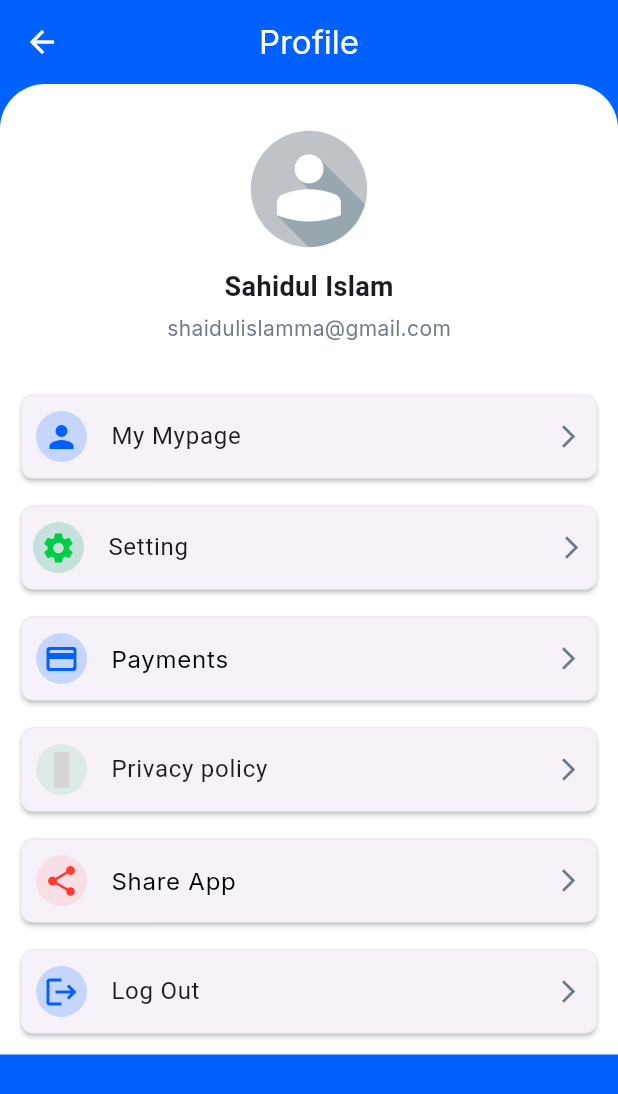
After one commit to yunazz2/DreamAir_Flutter, a Flutter app: the Mypage screen opened directly, on a phone screen of 412 x 824 dp. The commit adds this screen. Shown: the top 1094 px of the screen. Run offline on Flutter 3.47's test engine with Material 3 defaults, Android fonts, the phone set to English and light mode, and no system bars; our stand-ins replace community_material_icon, country_code_picker, flutter_credit_card, flutter_feather_icons, flutter_iconly, font_awesome_flutter and 7 more; missing offline and left inert: flag; Roboto replaces fonts that are missing (Display); statements that could not run were skipped; grey boxes are pictures that could not be loaded.

Commit message:
⛄ 마이 페이지 추가

```diff
--- a/dreamair_flutter/lib/screen/home/home.dart
+++ b/dreamair_flutter/lib/screen/home/home.dart
@@ -1,5 +1,6 @@
 import 'package:flight_booking/screen/History_Screen/history_screen.dart';
 import 'package:flight_booking/screen/board/board_screen.dart';
+import 'package:flight_booking/screen/profile/mypage_screen.dart';
 import 'package:flight_booking/screen/search/schedule_screen.dart';
 import 'package:flight_booking/screen/widgets/constant.dart';
 import 'package:flutter/material.dart';
@@ -24,7 +25,7 @@ class _HomeState extends State<Home> {
     History(), // 체크인 -> 변경해야함
     ScheduleScreen(), //  출도착 조회
     BoardScreen(), // 게시판
-    // Profile(),
+    Mypage(),  // 마이페이지
   ];
 
   @override
@@ -65,6 +66,10 @@ class _HomeState extends State<Home> {
               icon: Icon(Icons.description),
               label: '게시판'
             ),
+            BottomNavigationBarItem(
+              icon: Icon(Icons.person),
+              label: '마이페이지'
+            ),
           ],
           onTap: (int index) {
             setState(() => _currentPage = index);
--- /dev/null
+++ b/dreamair_flutter/lib/screen/profile/mypage_screen.dart
@@ -0,0 +1,284 @@
+import 'package:community_material_icon/community_material_icon.dart';
+import 'package:flight_booking/screen/profile/Privacy_Policy/privicy_policy.dart';
+import 'package:flight_booking/screen/profile/my_profile/my_profile.dart';
+import 'package:flight_booking/screen/profile/payments/paymetns.dart';
+import 'package:flight_booking/screen/profile/setting/setting.dart';
+import 'package:flutter/material.dart';
+import 'package:flight_booking/generated/l10n.dart' as lang;
+import 'package:nb_utils/nb_utils.dart';
+
+import '../Authentication/welcome_screen.dart';
+import '../widgets/constant.dart';
+
+class Mypage extends StatefulWidget {
+  const Mypage({Key? key}) : super(key: key);
+
+  @override
+  State<Mypage> createState() => _MypageState();
+}
+
+class _MypageState extends State<Mypage> {
+  @override
+  Widget build(BuildContext context) {
+    return Scaffold(
+      backgroundColor: kPrimaryColor,
+      appBar: AppBar(
+        elevation: 0.0,
+        backgroundColor: Colors.transparent,
+        iconTheme: const IconThemeData(color: kWhite),
+        title: Text(
+          lang.S.of(context).profileTitle,
+          style: kTextStyle.copyWith(
+            color: kWhite,
+          ),
+        ),
+        centerTitle: true,
+      ),
+      body: SingleChildScrollView(
+        physics: const BouncingScrollPhysics(),
+        child: Container(
+          padding: const EdgeInsets.all(10.0),
+          width: double.infinity,
+          decoration: const BoxDecoration(
+            color: kWhite,
+            borderRadius: BorderRadius.only(
+              topRight: Radius.circular(30),
+              topLeft: Radius.circular(30),
+            ),
+          ),
+          child: Column(
+            children: [
+              const SizedBox(
+                height: 20,
+              ),
+              Center(
+                child: Container(
+                  height: 80.0,
+                  width: 80.0,
+                  decoration: const BoxDecoration(
+                    shape: BoxShape.circle,
+                    image: DecorationImage(
+                      image: AssetImage(
+                        'images/man.png',
+                      ),
+                      fit: BoxFit.cover,
+                    ),
+                  ),
+                ),
+              ),
+              const SizedBox(
+                height: 12,
+              ),
+              const Center(
+                child: Text(
+                  'Sahidul Islam',
+                  style: TextStyle(fontWeight: FontWeight.bold, fontSize: 18),
+                ),
+              ),
+              const SizedBox(
+                height: 5,
+              ),
+              Center(
+                child: Text(
+                  'shaidulislamma@gmail.com',
+                  style: kTextStyle.copyWith(fontSize: 14, color: kSubTitleColor),
+                ),
+              ),
+              const SizedBox(
+                height: 30,
+              ),
+              Card(
+                elevation: 1.3,
+                shape: RoundedRectangleBorder(
+                  borderRadius: BorderRadius.circular(8),
+                  side: const BorderSide(color: kBorderColorTextField, width: 0.5),
+                ),
+                child: ListTile(
+                  onTap: () {
+                    Navigator.push(context, MaterialPageRoute(builder: (context) => const Mypage()));
+                  },
+                  contentPadding: const EdgeInsets.only(left: 10.0, right: 10.0),
+                  leading: Container(
+                    height: 34,
+                    width: 34,
+                    decoration: BoxDecoration(shape: BoxShape.circle, color: kPrimaryColor.withOpacity(0.2)),
+                    child: const Icon(
+                      Icons.person,
+                      color: kPrimaryColor,
+                    ),
+                  ),
+                  title: const Text('My Mypage'),
+                  trailing: const Icon(
+                    Icons.arrow_forward_ios,
+                    size: 18,
+                    color: kSubTitleColor,
+                  ),
+                ),
+              ),
+              const SizedBox(height: 10),
+              Card(
+                elevation: 1.3,
+                shape: RoundedRectangleBorder(
+                  borderRadius: BorderRadius.circular(8),
+                  side: const BorderSide(color: kBorderColorTextField, width: 0.5),
+                ),
+                child: Padding(
+                  padding: const EdgeInsets.symmetric(horizontal: 8),
+                  child: ListTile(
+                    onTap: () {
+                      Navigator.push(context, MaterialPageRoute(builder: (context) => const Setting()));
+                    },
+                    contentPadding: EdgeInsets.zero,
+                    leading: Container(
+                      height: 34,
+                      width: 34,
+                      decoration: BoxDecoration(shape: BoxShape.circle, color: const Color(0xff009F5E).withOpacity(0.2)),
+                      child: const Icon(
+                        Icons.settings,
+                        color: Color(0xff00CD46),
+                      ),
+                    ),
+                    title: const Text('Setting'),
+                    trailing: const Icon(
+                      Icons.arrow_forward_ios,
+                      size: 18,
+                      color: kSubTitleColor,
+                    ),
+                  ),
+                ),
+              ),
+              const SizedBox(height: 10),
+              Card(
+                elevation: 1.3,
+                shape: RoundedRectangleBorder(
+                  borderRadius: BorderRadius.circular(8),
+                  side: const BorderSide(color: kBorderColorTextField, width: 0.5),
+                ),
+                child: ListTile(
+                  contentPadding: const EdgeInsets.only(left: 10.0, right: 10.0),
+                  onTap: () {
+                    Navigator.push(context, MaterialPageRoute(builder: (context) => const ProfilePayments()));
+                  },
+                  leading: Container(
+                    height: 34,
+                    width: 34,
+                    decoration: BoxDecoration(
+                      shape: BoxShape.circle,
+                      color: kPrimaryColor.withOpacity(0.2),
+                    ),
+                    child: const Icon(
+                      Icons.payment_rounded,
+                      color: kPrimaryColor,
+                    ),
+                  ),
+                  title: Text(
+                    'Payments',
+                    style: kTextStyle.copyWith(color: kTitleColor),
+                  ),
+                  trailing: const Icon(
+                    Icons.arrow_forward_ios,
+                    size: 18,
+                    color: kSubTitleColor,
+                  ),
+                ),
+              ),
+              const SizedBox(height: 10),
+              Card(
+                elevation: 1.3,
+                shape: RoundedRectangleBorder(
+                  borderRadius: BorderRadius.circular(8),
+                  side: const BorderSide(color: kBorderColorTextField, width: 0.5),
+                ),
+                child: ListTile(
+                  onTap: () {
+                    Navigator.push(context, MaterialPageRoute(builder: (context) => const PrivacyPolicy()));
+                  },
+                  contentPadding: const EdgeInsets.only(left: 10.0, right: 10.0),
+                  leading: Container(
+                    height: 34,
+                    width: 34,
+                    decoration: BoxDecoration(shape: BoxShape.circle, color: const Color(0xff009F5E).withOpacity(0.1)),
+                    child: const Icon(
+                      CommunityMaterialIcons.alert_circle,
+                      color: Color(0xff00CD46),
+                    ),
+                  ),
+                  title: const Text('Privacy policy'),
+                  trailing: const Icon(
+                    Icons.arrow_forward_ios,
+                    size: 18,
+                    color: kSubTitleColor,
+                  ),
+                ),
+              ),
+              const SizedBox(height: 10),
+              Card(
+                elevation: 1.3,
+                shape: RoundedRectangleBorder(
+                  borderRadius: BorderRadius.circular(8),
+                  side: const BorderSide(color: kBorderColorTextField, width: 0.5),
+                ),
+                child: ListTile(
+                  contentPadding: const EdgeInsets.only(left: 10.0, right: 10.0),
+                  leading: Container(
+                    height: 34,
+                    width: 34,
+                    decoration: BoxDecoration(
+                      shape: BoxShape.circle,
+                      color: const Color(0xffFF3B30).withOpacity(0.1),
+                    ),
+                    child: const Icon(
+                      Icons.share,
+                      color: Color(0xffFF3B30),
+                    ),
+                  ),
+                  title: Text(
+                    'Share App',
+                    style: kTextStyle.copyWith(color: kTitleColor),
+                  ),
+                  trailing: const Icon(
+                    Icons.arrow_forward_ios,
+                    size: 18,
+                    color: kSubTitleColor,
+                  ),
+                ),
+              ),
+              const SizedBox(height: 10),
+              Card(
+                elevation: 1.3,
+                shape: RoundedRectangleBorder(
+                  borderRadius: BorderRadius.circular(8),
+                  side: const BorderSide(color: kBorderColorTextField, width: 0.5),
+                ),
+                child: ListTile(
+                  onTap: (){
+                    const WelcomeScreen().launch(context,isNewTask: true);
+                  },
+                  contentPadding: const EdgeInsets.only(left: 10.0, right: 10.0),
+                  leading: Container(
+                    height: 34,
+                    width: 34,
+                    decoration: BoxDecoration(
+                      shape: BoxShape.circle,
+                      color: kPrimaryColor.withOpacity(0.2),
+                    ),
+                    child: const Icon(
+                      Icons.logout,
+                      color: kPrimaryColor,
+                    ),
+                  ),
+                  title: const Text('Log Out'),
+                  trailing: const Icon(
+                    Icons.arrow_forward_ios,
+                    size: 18,
+                    color: kSubTitleColor,
+                  ),
+                ),
+              )
+            ],
+          ),
+        ),
+      ),
+    );
+  }
+}
```
